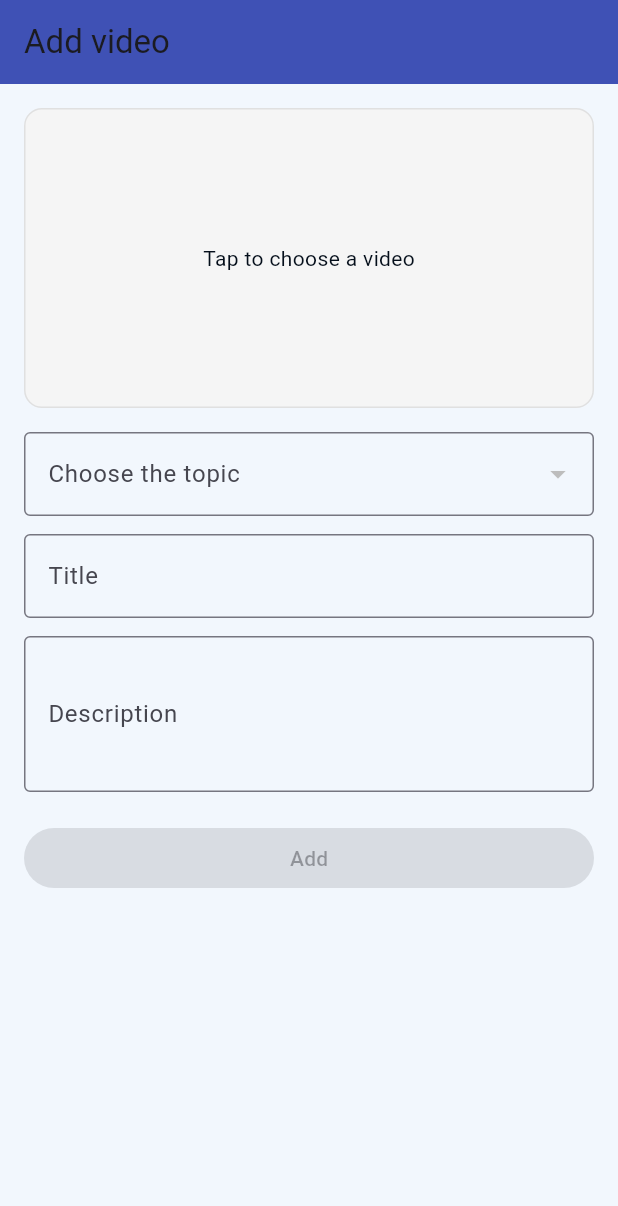
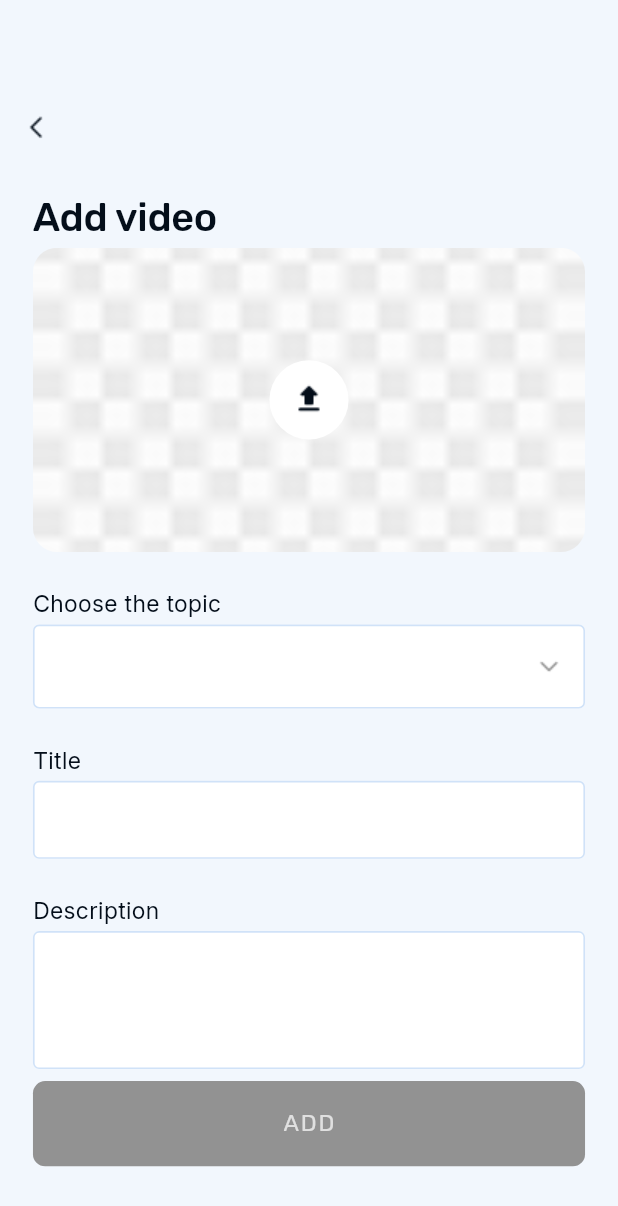
Before and after one commit to WebgateSystems/akademy2-mobile, a Flutter app: the AddVideoPage screen opened by its route, on a phone screen of 412 x 824 dp. Shown: the top 1206 px of the screen. Run offline on Flutter 3.47's test engine with Material 3 defaults, Android fonts, the phone set to English and light mode, and no system bars; our stand-ins replace dio, file_picker, flutter_riverpod, flutter_screenutil, flutter_secure_storage, go_router and 5 more; missing offline and left inert: dio_smart_retry, mobile_scanner; accounts and stored records are empty; generated files the repository leaves out were written again.

Commit message:
AddVideoPage

```diff
--- a/lib/app/view/edit_text_widget.dart
+++ b/lib/app/view/edit_text_widget.dart
@@ -14,6 +14,7 @@ class EditTextWidget extends StatelessWidget {
   final Widget? suffixIcon;
   final Function(String)? onChanged;
   final int? maxLength;
+  final int? maxLines;
   final FocusNode? focusNode;
   final TextAlign textAlign;
   final TextStyle? textStyle;
@@ -32,6 +33,7 @@ class EditTextWidget extends StatelessWidget {
     this.readOnly = false,
     this.obscureText = false,
     this.maxLength,
+    this.maxLines,
     this.focusNode,
     this.textAlign = TextAlign.start,
     this.textStyle,
@@ -61,6 +63,7 @@ class EditTextWidget extends StatelessWidget {
             readOnly: readOnly,
             onChanged: onChanged,
             maxLength: maxLength,
+            maxLines: maxLines ?? 1,
             obscureText: obscureText,
             decoration: InputDecoration(
               filled: true,
--- a/lib/features/videos/add_video_page.dart
+++ b/lib/features/videos/add_video_page.dart
@@ -1,7 +1,12 @@
 import 'dart:io';
 
+import 'package:academy_2_app/app/theme/tokens.dart';
+import 'package:academy_2_app/app/view/action_button_widget.dart';
+import 'package:academy_2_app/app/view/base_page_with_toolbar.dart';
+import 'package:academy_2_app/app/view/edit_text_widget.dart';
 import 'package:file_picker/file_picker.dart';
 import 'package:flutter/material.dart';
+import 'package:flutter_screenutil/flutter_screenutil.dart';
 import 'package:video_player/video_player.dart';
 
 import '../../core/db/entities/subject_entity.dart';
@@ -60,7 +65,8 @@ class _AddVideoPageState extends State<AddVideoPage> {
   }
 
   Future<void> _submit() async {
-    if (_file == null || _subjectId == null || _titleCtrl.text.trim().isEmpty) return;
+    if (_file == null || _subjectId == null || _titleCtrl.text.trim().isEmpty)
+      return;
     setState(() => _saving = true);
     try {
       await VideoService().addVideo(
@@ -83,24 +89,26 @@ class _AddVideoPageState extends State<AddVideoPage> {
 
   @override
   Widget build(BuildContext context) {
-    final canSubmit =
-        _file != null && _subjectId != null && _titleCtrl.text.trim().isNotEmpty;
+    final canSubmit = _file != null &&
+        _subjectId != null &&
+        _titleCtrl.text.trim().isNotEmpty;
     return Scaffold(
-      appBar: AppBar(title: const Text('Add video')),
-      body: SingleChildScrollView(
-        padding: const EdgeInsets.all(16),
-        child: Column(
-          crossAxisAlignment: CrossAxisAlignment.start,
+      body: BasePageWithToolbar(
+        title: 'Add video',
+        showBackButton: true,
+        stickChildrenToBottom: true,
         children: [
           GestureDetector(
             onTap: _pickFile,
             child: Container(
-                height: 200,
+              height: 200.h,
               width: double.infinity,
               decoration: BoxDecoration(
-                  border: Border.all(color: Colors.grey.shade300),
-                  borderRadius: BorderRadius.circular(12),
-                  color: Colors.grey.shade100,
+                borderRadius: BorderRadius.circular(16.r),
+                image: DecorationImage(
+                  image: AssetImage('assets/images/placeholder.png'),
+                  fit: BoxFit.cover,
+                ),
               ),
               child: _controller != null && _controller!.value.isInitialized
                   ? Stack(
@@ -131,56 +139,130 @@ class _AddVideoPageState extends State<AddVideoPage> {
                         ),
                       ],
                     )
-                    : const Center(child: Text('Tap to choose a video')),
+                  : Center(
+                      child: CircleAvatar(
+                        radius: 48.w / 2,
+                        backgroundColor: AppColors.surfaceIcon(context),
+                        child: Image.asset(
+                          'assets/images/ic_upload.png',
+                          width: 24.w,
+                          height: 24.w,
+                          color: AppColors.contentPrimary(context),
                         ),
                       ),
-            const SizedBox(height: 16),
-            DropdownButtonFormField<String>(
-              initialValue: _subjectId,
-              decoration: const InputDecoration(
-                labelText: 'Choose the topic',
-                border: OutlineInputBorder(),
                     ),
+            ),
+          ),
+          SizedBox(height: 16.h),
+          _dropdown<String>(
+            label: 'Choose the topic',
+            value: _subjectId,
             items: _subjects
                 .map((s) => DropdownMenuItem(value: s.id, child: Text(s.title)))
                 .toList(),
             onChanged: (v) => setState(() => _subjectId = v),
           ),
-            const SizedBox(height: 12),
-            TextField(
+          SizedBox(height: 8.h),
+          EditTextWidget(
             controller: _titleCtrl,
-              decoration: const InputDecoration(
-                labelText: 'Title',
-                border: OutlineInputBorder(),
-              ),
+            label: 'Title',
             onChanged: (_) => setState(() {}),
           ),
-            const SizedBox(height: 12),
-            TextField(
+          SizedBox(height: 8.h),
+          EditTextWidget(
             controller: _descCtrl,
             maxLines: 3,
-              decoration: const InputDecoration(
-                labelText: 'Description',
-                border: OutlineInputBorder(),
+            label: 'Description',
+          ),
+          Spacer(),
+          ActionButtonWidget(
+            onPressed: canSubmit && !_saving ? _submit : null,
+            loading: _saving,
+            text: 'Add',
+          ),
+        ],
+      ),
+    );
+  }
+
+  Widget _dropdown<T>({
+    required String label,
+    required T? value,
+    required List<DropdownMenuItem<T>> items,
+    required ValueChanged<T?> onChanged,
+    String? hint,
+    String? errorText,
+    bool enabled = true,
+    EdgeInsetsGeometry? contentPadding,
+  }) {
+    final theme = Theme.of(context);
+
+    return Padding(
+      padding: const EdgeInsets.symmetric(vertical: 8.0),
+      child: Column(
+        crossAxisAlignment: CrossAxisAlignment.start,
+        children: [
+          Text(
+            label,
+            style: AppTextStyles.b2(context).copyWith(
+              color: theme.textTheme.bodyMedium?.color,
             ),
           ),
-            const SizedBox(height: 20),
-            SizedBox(
-              width: double.infinity,
-              child: ElevatedButton(
-                onPressed: canSubmit && !_saving ? _submit : null,
-                child: _saving
-                    ? const SizedBox(
-                        height: 18,
-                        width: 18,
-                        child: CircularProgressIndicator(strokeWidth: 2),
-                      )
-                    : const Text('Add'),
+          SizedBox(height: 4.h),
+          DropdownButtonFormField<T>(
+            value: value,
+            items: items,
+            onChanged: enabled ? onChanged : null,
+            isExpanded: true,
+            style: AppTextStyles.b2(context),
+            icon: Image.asset(
+              'assets/images/ic_chevron_down.png',
+              color: AppColors.contentPlaceholder(context),
+            ),
+            decoration: InputDecoration(
+              filled: true,
+              fillColor: AppColors.surfacePrimary(context),
+              hintText: hint,
+              hintStyle: AppTextStyles.b2(context).copyWith(
+                color: AppColors.contentPlaceholder(context),
+              ),
+              errorText: errorText,
+              errorStyle: AppTextStyles.b3(context).copyWith(
+                color: AppColors.contentError(context),
+              ),
+              contentPadding: contentPadding,
+              enabledBorder: OutlineInputBorder(
+                borderRadius: BorderRadius.circular(4.r),
+                borderSide: BorderSide(
+                  color: AppColors.borderPrimary(context),
+                  width: 1.w,
+                ),
+              ),
+              focusedBorder: OutlineInputBorder(
+                borderRadius: BorderRadius.circular(4.r),
+                borderSide: BorderSide(
+                  color: AppColors.borderFocused(context),
+                  width: 1.w,
+                ),
+              ),
+              errorBorder: OutlineInputBorder(
+                borderRadius: BorderRadius.circular(4.r),
+                borderSide: BorderSide(
+                  color: AppColors.borderError(context),
+                  width: 1.w,
+                ),
+              ),
+              focusedErrorBorder: OutlineInputBorder(
+                borderRadius: BorderRadius.circular(4.r),
+                borderSide: BorderSide(
+                  color: AppColors.borderError(context),
+                  width: 1.w,
+                ),
+              ),
             ),
           ),
         ],
       ),
-      ),
     );
   }
 }
```
Also changed, not shown: assets/images/ic_upload.png (added). Lines whose indentation alone changed are shown as unchanged.
